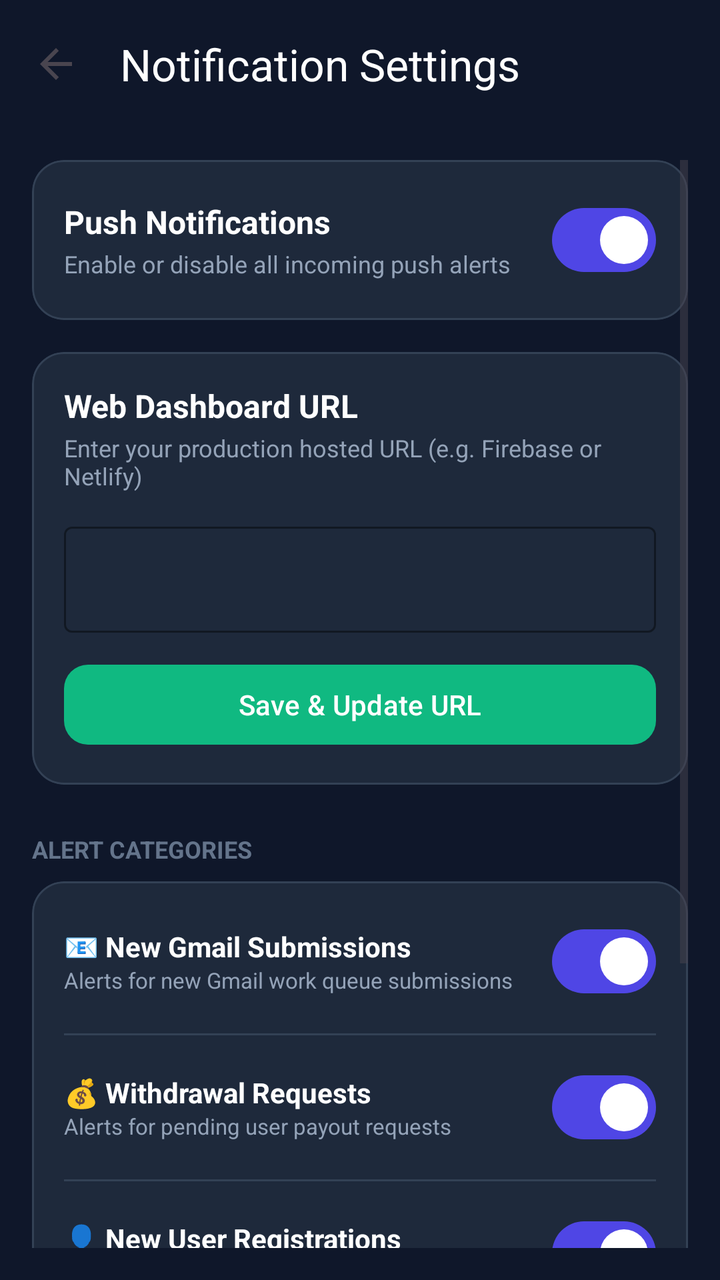
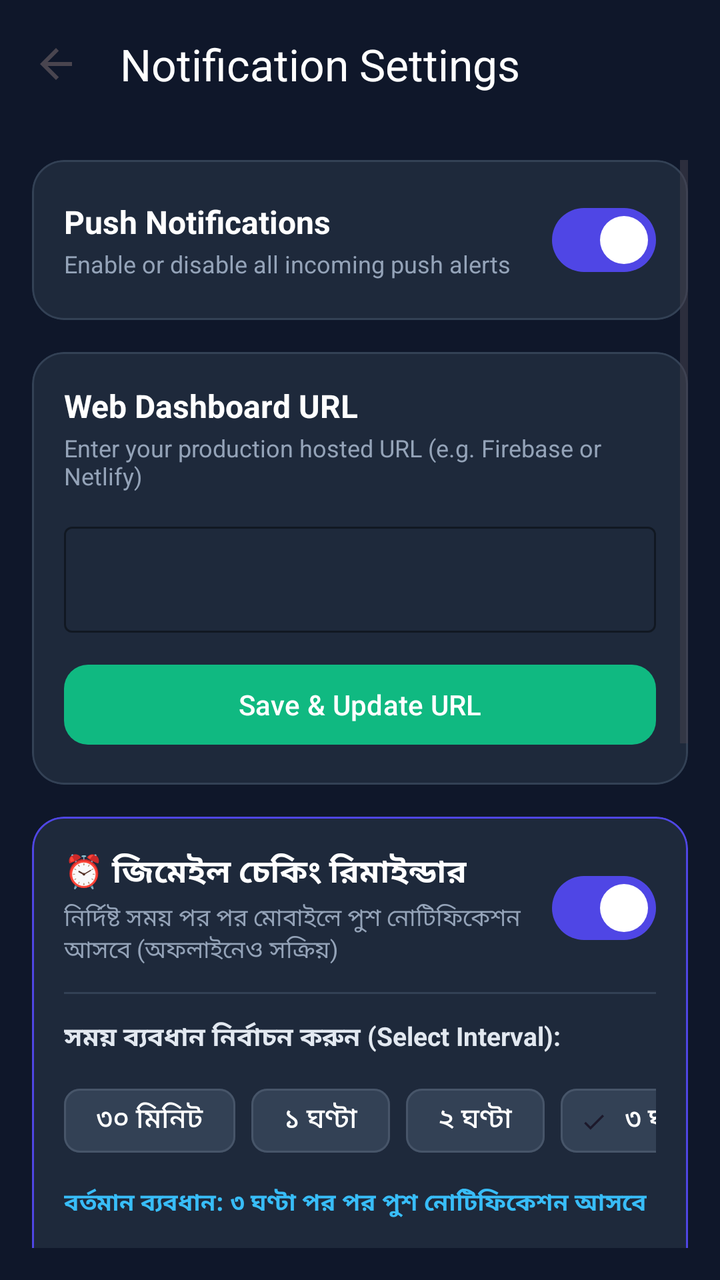

Compare the two renders of this Android layout. The source of the first and the diff that turns it into the second are given below.
<!-- AndroidManifest.xml: application theme Theme.MailFactoryAdmin -->
<!-- res/layout/activity_settings.xml -->
<?xml version="1.0" encoding="utf-8"?>
<LinearLayout xmlns:android="http://schemas.android.com/apk/res/android"
    xmlns:app="http://schemas.android.com/apk/res-auto"
    android:layout_width="match_parent"
    android:layout_height="match_parent"
    android:background="#0F172A"
    android:orientation="vertical">

    <com.google.android.material.appbar.MaterialToolbar
        android:id="@+id/toolbar"
        android:layout_width="match_parent"
        android:layout_height="?attr/actionBarSize"
        android:background="#0F172A"
        app:navigationIcon="?attr/homeAsUpIndicator"
        app:title="Notification Settings"
        app:titleTextColor="#FFFFFF" />

    <ScrollView
        android:layout_width="match_parent"
        android:layout_height="match_parent"
        android:padding="16dp">

        <LinearLayout
            android:layout_width="match_parent"
            android:layout_height="wrap_content"
            android:orientation="vertical">

            
            <com.google.android.material.card.MaterialCardView
                android:layout_width="match_parent"
                android:layout_height="wrap_content"
                app:cardBackgroundColor="#1E293B"
                app:cardCornerRadius="16dp"
                app:strokeColor="#334155"
                app:strokeWidth="1dp">

                <LinearLayout
                    android:layout_width="match_parent"
                    android:layout_height="wrap_content"
                    android:orientation="vertical"
                    android:padding="16dp">

                    <LinearLayout
                        android:layout_width="match_parent"
                        android:layout_height="wrap_content"
                        android:gravity="center_vertical"
                        android:orientation="horizontal">

                        <LinearLayout
                            android:layout_width="0dp"
                            android:layout_height="wrap_content"
                            android:layout_weight="1"
                            android:orientation="vertical">

                            <TextView
                                android:layout_width="wrap_content"
                                android:layout_height="wrap_content"
                                android:text="Push Notifications"
                                android:textColor="#FFFFFF"
                                android:textSize="16sp"
                                android:textStyle="bold" />

                            <TextView
                                android:layout_width="wrap_content"
                                android:layout_height="wrap_content"
                                android:layout_marginTop="2dp"
                                android:text="Enable or disable all incoming push alerts"
                                android:textColor="#94A3B8"
                                android:textSize="12sp" />
                        </LinearLayout>

                        <com.google.android.material.materialswitch.MaterialSwitch
                            android:id="@+id/switchMaster"
                            android:layout_width="wrap_content"
                            android:layout_height="wrap_content"
                            android:checked="true" />
                    </LinearLayout>
                </LinearLayout>
            </com.google.android.material.card.MaterialCardView>

            
            <com.google.android.material.card.MaterialCardView
                android:layout_width="match_parent"
                android:layout_height="wrap_content"
                android:layout_marginTop="16dp"
                app:cardBackgroundColor="#1E293B"
                app:cardCornerRadius="16dp"
                app:strokeColor="#334155"
                app:strokeWidth="1dp">

                <LinearLayout
                    android:layout_width="match_parent"
                    android:layout_height="wrap_content"
                    android:orientation="vertical"
                    android:padding="16dp">

                    <TextView
                        android:layout_width="wrap_content"
                        android:layout_height="wrap_content"
                        android:text="Web Dashboard URL"
                        android:textColor="#FFFFFF"
                        android:textSize="16sp"
                        android:textStyle="bold" />

                    <TextView
                        android:layout_width="wrap_content"
                        android:layout_height="wrap_content"
                        android:layout_marginTop="2dp"
                        android:text="Enter your production hosted URL (e.g. Firebase or Netlify)"
                        android:textColor="#94A3B8"
                        android:textSize="12sp" />

                    <com.google.android.material.textfield.TextInputLayout
                        android:id="@+id/tilAdminUrl"
                        android:layout_width="match_parent"
                        android:layout_height="wrap_content"
                        android:layout_marginTop="12dp"
                        app:boxStrokeColor="#4F46E5"
                        app:hintTextColor="#94A3B8"
                        app:textColorHint="#64748B">

                        <com.google.android.material.textfield.TextInputEditText
                            android:id="@+id/etAdminUrl"
                            android:layout_width="match_parent"
                            android:layout_height="wrap_content"
                            android:inputType="textUri"
                            android:textColor="#FFFFFF"
                            android:textSize="14sp" />
                    </com.google.android.material.textfield.TextInputLayout>

                    <com.google.android.material.button.MaterialButton
                        android:id="@+id/btnSaveUrl"
                        android:layout_width="match_parent"
                        android:layout_height="wrap_content"
                        android:layout_marginTop="12dp"
                        android:text="Save &amp; Update URL"
                        android:textAllCaps="false"
                        android:textColor="#FFFFFF"
                        app:backgroundTint="#10B981"
                        app:cornerRadius="12dp" />
                </LinearLayout>
            </com.google.android.material.card.MaterialCardView>

            
            <TextView
                android:layout_width="wrap_content"
                android:layout_height="wrap_content"
                android:layout_marginTop="24dp"
                android:layout_marginBottom="8dp"
                android:text="ALERT CATEGORIES"
                android:textColor="#64748B"
                android:textSize="12sp"
                android:textStyle="bold" />

            <com.google.android.material.card.MaterialCardView
                android:layout_width="match_parent"
                android:layout_height="wrap_content"
                app:cardBackgroundColor="#1E293B"
                app:cardCornerRadius="16dp"
                app:strokeColor="#334155"
                app:strokeWidth="1dp">

                <LinearLayout
                    android:layout_width="match_parent"
                    android:layout_height="wrap_content"
                    android:orientation="vertical"
                    android:padding="16dp">

                    
                    <LinearLayout
                        android:layout_width="match_parent"
                        android:layout_height="wrap_content"
                        android:gravity="center_vertical"
                        android:orientation="horizontal">

                        <LinearLayout
                            android:layout_width="0dp"
                            android:layout_height="wrap_content"
                            android:layout_weight="1"
                            android:orientation="vertical">

                            <TextView
                                android:layout_width="wrap_content"
                                android:layout_height="wrap_content"
                                android:text="📧 New Gmail Submissions"
                                android:textColor="#FFFFFF"
                                android:textSize="14sp"
                                android:textStyle="bold" />

                            <TextView
                                android:layout_width="wrap_content"
                                android:layout_height="wrap_content"
                                android:text="Alerts for new Gmail work queue submissions"
                                android:textColor="#94A3B8"
                                android:textSize="11sp" />
                        </LinearLayout>

                        <com.google.android.material.materialswitch.MaterialSwitch
                            android:id="@+id/switchGmail"
                            android:layout_width="wrap_content"
                            android:layout_height="wrap_content"
                            android:checked="true" />
                    </LinearLayout>

                    <View
                        android:layout_width="match_parent"
                        android:layout_height="1dp"
                        android:layout_marginTop="12dp"
                        android:layout_marginBottom="12dp"
                        android:background="#334155" />

                    
                    <LinearLayout
                        android:layout_width="match_parent"
                        android:layout_height="wrap_content"
                        android:gravity="center_vertical"
                        android:orientation="horizontal">

                        <LinearLayout
                            android:layout_width="0dp"
                            android:layout_height="wrap_content"
                            android:layout_weight="1"
                            android:orientation="vertical">

                            <TextView
                                android:layout_width="wrap_content"
                                android:layout_height="wrap_content"
                                android:text="💰 Withdrawal Requests"
                                android:textColor="#FFFFFF"
                                android:textSize="14sp"
                                android:textStyle="bold" />

                            <TextView
                                android:layout_width="wrap_content"
                                android:layout_height="wrap_content"
                                android:text="Alerts for pending user payout requests"
                                android:textColor="#94A3B8"
                                android:textSize="11sp" />
                        </LinearLayout>

                        <com.google.android.material.materialswitch.MaterialSwitch
                            android:id="@+id/switchWithdrawal"
                            android:layout_width="wrap_content"
                            android:layout_height="wrap_content"
                            android:checked="true" />
                    </LinearLayout>

                    <View
                        android:layout_width="match_parent"
                        android:layout_height="1dp"
                        android:layout_marginTop="12dp"
                        android:layout_marginBottom="12dp"
                        android:background="#334155" />

                    
                    <LinearLayout
                        android:layout_width="match_parent"
                        android:layout_height="wrap_content"
                        android:gravity="center_vertical"
                        android:orientation="horizontal">

                        <LinearLayout
                            android:layout_width="0dp"
                            android:layout_height="wrap_content"
                            android:layout_weight="1"
                            android:orientation="vertical">

                            <TextView
                                android:layout_width="wrap_content"
                                android:layout_height="wrap_content"
                                android:text="👤 New User Registrations"
                                android:textColor="#FFFFFF"
                                android:textSize="14sp"
                                android:textStyle="bold" />

                            <TextView
                                android:layout_width="wrap_content"
                                android:layout_height="wrap_content"
                                android:text="Alerts when new users join the platform"
                                android:textColor="#94A3B8"
                                android:textSize="11sp" />
                        </LinearLayout>

                        <com.google.android.material.materialswitch.MaterialSwitch
                            android:id="@+id/switchNewUser"
                            android:layout_width="wrap_content"
                            android:layout_height="wrap_content"
                            android:checked="true" />
                    </LinearLayout>

                    <View
                        android:layout_width="match_parent"
                        android:layout_height="1dp"
                        android:layout_marginTop="12dp"
                        android:layout_marginBottom="12dp"
                        android:background="#334155" />

                    
                    <LinearLayout
                        android:layout_width="match_parent"
                        android:layout_height="wrap_content"
                        android:gravity="center_vertical"
                        android:orientation="horizontal">

                        <LinearLayout
                            android:layout_width="0dp"
                            android:layout_height="wrap_content"
                            android:layout_weight="1"
                            android:orientation="vertical">

                            <TextView
                                android:layout_width="wrap_content"
                                android:layout_height="wrap_content"
                                android:text="⚠️ Reports &amp; Support"
                                android:textColor="#FFFFFF"
                                android:textSize="14sp"
                                android:textStyle="bold" />

                            <TextView
                                android:layout_width="wrap_content"
                                android:layout_height="wrap_content"
                                android:text="Alerts for user problem reports and complaints"
                                android:textColor="#94A3B8"
                                android:textSize="11sp" />
                        </LinearLayout>

                        <com.google.android.material.materialswitch.MaterialSwitch
                            android:id="@+id/switchReport"
                            android:layout_width="wrap_content"
                            android:layout_height="wrap_content"
                            android:checked="true" />
                    </LinearLayout>

                </LinearLayout>
            </com.google.android.material.card.MaterialCardView>

            
            <com.google.android.material.button.MaterialButton
                android:id="@+id/btnSendTest"
                android:layout_width="match_parent"
                android:layout_height="wrap_content"
                android:layout_marginTop="24dp"
                android:padding="14dp"
                android:text="Send Test Push Notification"
                android:textAllCaps="false"
                android:textColor="#FFFFFF"
                app:backgroundTint="#4F46E5"
                app:cornerRadius="12dp" />

            <TextView
                android:id="@+id/tvDeviceToken"
                android:layout_width="match_parent"
                android:layout_height="wrap_content"
                android:layout_marginTop="12dp"
                android:text="FCM Token: Initializing..."
                android:textColor="#64748B"
                android:textSize="10sp" />

        </LinearLayout>
    </ScrollView>
</LinearLayout>
<!-- resources referenced by this layout -->
<resources>
  <style name="Theme.MailFactoryAdmin" parent="Theme.Material3.DayNight.NoActionBar">
          <item name="colorPrimary">@color/primary</item>
          <item name="colorPrimaryDark">@color/primary_dark</item>
          <item name="colorAccent">@color/accent</item>
          <item name="android:statusBarColor">@color/background</item>
          <item name="android:windowLightStatusBar">false</item>
      </style>
  <color name="primary">#4F46E5</color>
  <color name="primary_dark">#3730A3</color>
  <color name="accent">#10B981</color>
  <color name="background">#0F172A</color>
</resources>

<!-- the commit's change to res/layout/activity_settings.xml (unified diff, before → after) -->
@@ -142,6 +142,194 @@
             </com.google.android.material.card.MaterialCardView>
 
             
+            <com.google.android.material.card.MaterialCardView
+                android:layout_width="match_parent"
+                android:layout_height="wrap_content"
+                android:layout_marginTop="16dp"
+                app:cardBackgroundColor="#1E293B"
+                app:cardCornerRadius="16dp"
+                app:strokeColor="#4F46E5"
+                app:strokeWidth="1dp">
+
+                <LinearLayout
+                    android:layout_width="match_parent"
+                    android:layout_height="wrap_content"
+                    android:orientation="vertical"
+                    android:padding="16dp">
+
+                    <LinearLayout
+                        android:layout_width="match_parent"
+                        android:layout_height="wrap_content"
+                        android:gravity="center_vertical"
+                        android:orientation="horizontal">
+
+                        <LinearLayout
+                            android:layout_width="0dp"
+                            android:layout_height="wrap_content"
+                            android:layout_weight="1"
+                            android:orientation="vertical">
+
+                            <TextView
+                                android:layout_width="wrap_content"
+                                android:layout_height="wrap_content"
+                                android:text="⏰ জিমেইল চেকিং রিমাইন্ডার"
+                                android:textColor="#FFFFFF"
+                                android:textSize="16sp"
+                                android:textStyle="bold" />
+
+                            <TextView
+                                android:layout_width="wrap_content"
+                                android:layout_height="wrap_content"
+                                android:layout_marginTop="2dp"
+                                android:text="নির্দিষ্ট সময় পর পর মোবাইলে পুশ নোটিফিকেশন আসবে (অফলাইনেও সক্রিয়)"
+                                android:textColor="#94A3B8"
+                                android:textSize="12sp" />
+                        </LinearLayout>
+
+                        <com.google.android.material.materialswitch.MaterialSwitch
+                            android:id="@+id/switchPeriodicReminder"
+                            android:layout_width="wrap_content"
+                            android:layout_height="wrap_content"
+                            android:checked="true" />
+                    </LinearLayout>
+
+                    <View
+                        android:layout_width="match_parent"
+                        android:layout_height="1dp"
+                        android:layout_marginTop="12dp"
+                        android:layout_marginBottom="12dp"
+                        android:background="#334155" />
+
+                    
+                    <TextView
+                        android:layout_width="wrap_content"
+                        android:layout_height="wrap_content"
+                        android:text="সময় ব্যবধান নির্বাচন করুন (Select Interval):"
+                        android:textColor="#E2E8F0"
+                        android:textSize="13sp"
+                        android:textStyle="bold" />
+
+                    <HorizontalScrollView
+                        android:layout_width="match_parent"
+                        android:layout_height="wrap_content"
+                        android:layout_marginTop="8dp"
+                        android:scrollbars="none">
+
+                        <com.google.android.material.chip.ChipGroup
+                            android:id="@+id/chipGroupInterval"
+                            android:layout_width="wrap_content"
+                            android:layout_height="wrap_content"
+                            app:singleSelection="true">
+
+                            <com.google.android.material.chip.Chip
+                                android:id="@+id/chipInterval30m"
+                                style="@style/Widget.Material3.Chip.Filter"
+                                android:layout_width="wrap_content"
+                                android:layout_height="wrap_content"
+                                android:text="৩০ মিনিট"
+                                android:textColor="#FFFFFF"
+                                app:chipBackgroundColor="#334155"
+                                app:chipStrokeColor="#475569" />
+
+                            <com.google.android.material.chip.Chip
+                                android:id="@+id/chipInterval1h"
+                                style="@style/Widget.Material3.Chip.Filter"
+                                android:layout_width="wrap_content"
+                                android:layout_height="wrap_content"
+                                android:text="১ ঘণ্টা"
+                                android:textColor="#FFFFFF"
+                                app:chipBackgroundColor="#334155"
+                                app:chipStrokeColor="#475569" />
+
+                            <com.google.android.material.chip.Chip
+                                android:id="@+id/chipInterval2h"
+                                style="@style/Widget.Material3.Chip.Filter"
+                                android:layout_width="wrap_content"
+                                android:layout_height="wrap_content"
+                                android:text="২ ঘণ্টা"
+                                android:textColor="#FFFFFF"
+                                app:chipBackgroundColor="#334155"
+                                app:chipStrokeColor="#475569" />
+
+                            <com.google.android.material.chip.Chip
+                                android:id="@+id/chipInterval3h"
+                                style="@style/Widget.Material3.Chip.Filter"
+                                android:layout_width="wrap_content"
+                                android:layout_height="wrap_content"
+                                android:checked="true"
+                                android:text="৩ ঘণ্টা (Default)"
+                                android:textColor="#FFFFFF"
+                                app:chipBackgroundColor="#334155"
+                                app:chipStrokeColor="#475569" />
+
+                            <com.google.android.material.chip.Chip
+                                android:id="@+id/chipInterval4h"
+                                style="@style/Widget.Material3.Chip.Filter"
+                                android:layout_width="wrap_content"
+                                android:layout_height="wrap_content"
+                                android:text="৪ ঘণ্টা"
+                                android:textColor="#FFFFFF"
+                                app:chipBackgroundColor="#334155"
+                                app:chipStrokeColor="#475569" />
+
+                            <com.google.android.material.chip.Chip
+                                android:id="@+id/chipInterval6h"
+                                style="@style/Widget.Material3.Chip.Filter"
+                                android:layout_width="wrap_content"
+                                android:layout_height="wrap_content"
+                                android:text="৬ ঘণ্টা"
+                                android:textColor="#FFFFFF"
+                                app:chipBackgroundColor="#334155"
+                                app:chipStrokeColor="#475569" />
+
+                            <com.google.android.material.chip.Chip
+                                android:id="@+id/chipInterval12h"
+                                style="@style/Widget.Material3.Chip.Filter"
+                                android:layout_width="wrap_content"
+                                android:layout_height="wrap_content"
+                                android:text="১২ ঘণ্টা"
+                                android:textColor="#FFFFFF"
+                                app:chipBackgroundColor="#334155"
+                                app:chipStrokeColor="#475569" />
+
+                            <com.google.android.material.chip.Chip
+                                android:id="@+id/chipInterval24h"
+                                style="@style/Widget.Material3.Chip.Filter"
+                                android:layout_width="wrap_content"
+                                android:layout_height="wrap_content"
+                                android:text="২৪ ঘণ্টা"
+                                android:textColor="#FFFFFF"
+                                app:chipBackgroundColor="#334155"
+                                app:chipStrokeColor="#475569" />
+                        </com.google.android.material.chip.ChipGroup>
+                    </HorizontalScrollView>
+
+                    <TextView
+                        android:id="@+id/tvCurrentIntervalStatus"
+                        android:layout_width="wrap_content"
+                        android:layout_height="wrap_content"
+                        android:layout_marginTop="8dp"
+                        android:text="বর্তমান ব্যবধান: ৩ ঘণ্টা পর পর পুশ নোটিফিকেশন আসবে"
+                        android:textColor="#38BDF8"
+                        android:textSize="12sp"
+                        android:textStyle="bold" />
+
+                    
+                    <com.google.android.material.button.MaterialButton
+                        android:id="@+id/btnTestPeriodicReminder"
+                        style="@style/Widget.Material3.Button.OutlinedButton"
+                        android:layout_width="match_parent"
+                        android:layout_height="wrap_content"
+                        android:layout_marginTop="12dp"
+                        android:text="🔔 এখনই রিমাইন্ডার পুশ টেস্ট করুন"
+                        android:textAllCaps="false"
+                        android:textColor="#E0E7FF"
+                        app:cornerRadius="12dp"
+                        app:strokeColor="#6366F1" />
+                </LinearLayout>
+            </com.google.android.material.card.MaterialCardView>
+
+            
             <TextView
                 android:layout_width="wrap_content"
                 android:layout_height="wrap_content"
